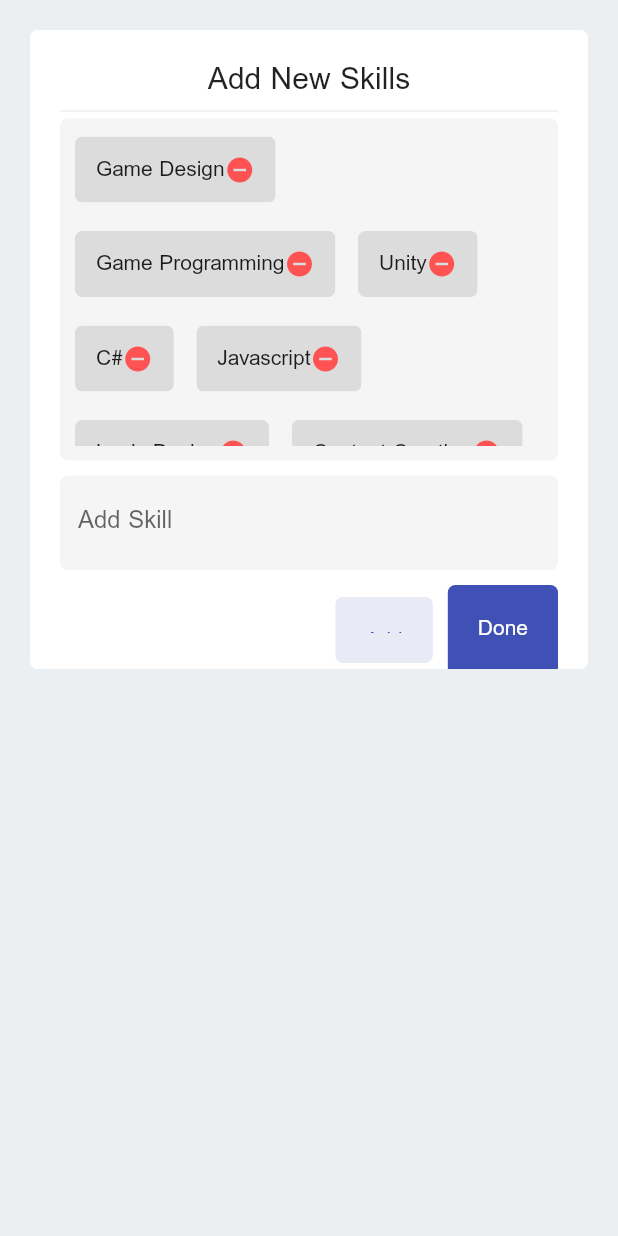
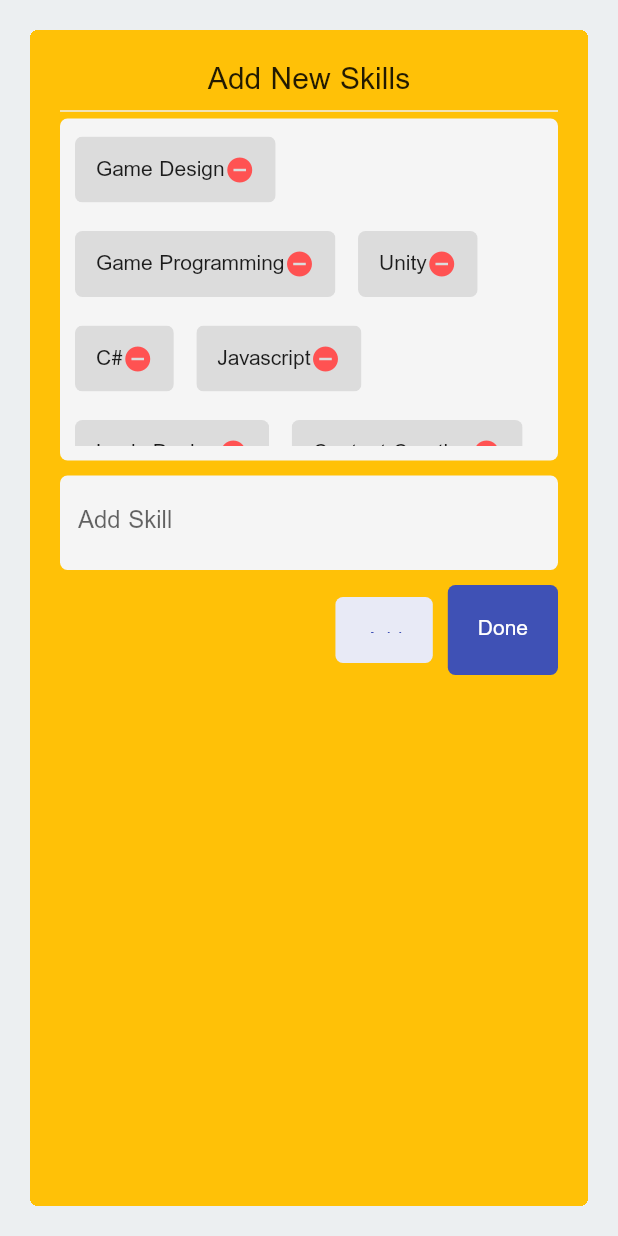
Before and after one commit to Harrem/kurdwork, a Flutter app: the AddSkill widget shown alone on an empty page, opened directly, on a phone screen of 412 x 824 dp. Run offline on Flutter 3.47's test engine with Material 2 defaults, Android fonts, the phone set to English and light mode, and no system bars; our stand-ins replace cloud_firestore, email_validator, firebase_auth, firebase_core, flutter_holo_date_picker, google_nav_bar and 1 more; accounts and stored records are empty.

Commit message:
minor changes

```diff
--- a/lib/screens/profile_screens/add_skill.dart
+++ b/lib/screens/profile_screens/add_skill.dart
@@ -10,15 +10,14 @@ class AddSkill extends StatelessWidget {
   Widget build(BuildContext context) {
     return Material(
       color: Colors.transparent,
-      child: SizedBox(
-        height: 466,
-        child: Padding(
-          padding: const EdgeInsets.all(20.0),
+      child: Container(
+        padding: const EdgeInsets.all(20),
         child: Card(
           color: Colors.white,
-            child: Padding(
-              padding:
-                  const EdgeInsets.symmetric(horizontal: 20.0, vertical: 20),
+          child: Container(
+            color: Colors.amber,
+            width: double.infinity,
+            padding: const EdgeInsets.all(20),
             child: Column(
               children: [
                 Text(
@@ -99,7 +98,6 @@ class AddSkill extends StatelessWidget {
           ),
         ),
       ),
-      ),
     );
   }
 }
--- a/lib/screens/profile_screens/profile.dart
+++ b/lib/screens/profile_screens/profile.dart
@@ -7,8 +7,6 @@ import 'package:kurdwork/screens/settings.dart';
 import 'package:kurdwork/widgets/custom_card.dart';
 import 'package:kurdwork/widgets/custom_widgets.dart';
 
-import '../../mockData/categoriesData.dart';
-import '../../myWidgets.dart';
 import 'add_skill.dart';
 import 'write_about.dart';
 
--- a/lib/screens/profile_screens/write_about.dart
+++ b/lib/screens/profile_screens/write_about.dart
@@ -9,7 +9,6 @@ class About extends StatelessWidget {
       child: Material(
         color: Colors.transparent,
         child: Container(
-          height: 343,
           padding: const EdgeInsets.all(20),
           child: Card(
             child: Container(
```
Also changed, not shown: 1 other file. Lines whose indentation alone changed are shown as unchanged.
